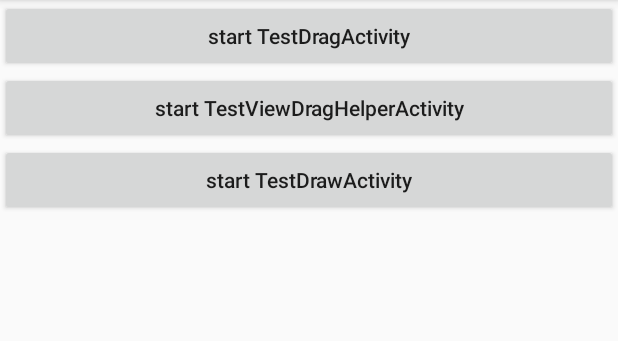
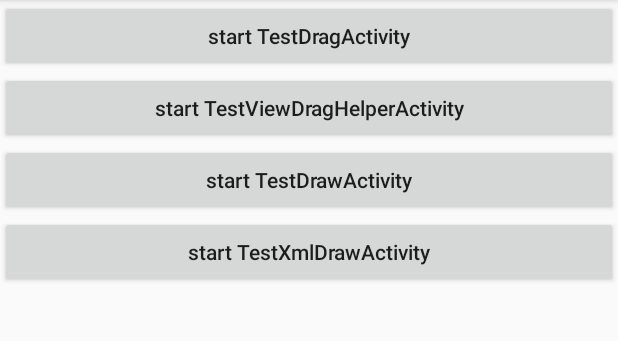
Before and after one commit to Joshua-Lu/MyStudyApp, an Android app: the screen it shows after launch (MainActivity), on a phone screen of 412 x 824 dp, the part 84-425 px from its top. Run offline under Robolectric (Android 15) with nearby library versions, the phone set to English and light mode, and no system bars.

Commit message:
新增shape_test.xml，测试shape各属性的使用

```diff
--- a/app/src/main/java/com/joshua/myapplication/MainActivity.java
+++ b/app/src/main/java/com/joshua/myapplication/MainActivity.java
@@ -12,6 +12,7 @@ public class MainActivity extends AppCompatActivity {
     Button btn_test_drag;
     Button btn_test_viewDragHelper;
     Button btn_test_draw;
+    Button btn_test_xmldraw;
     @Override
     protected void onCreate(Bundle savedInstanceState) {
         super.onCreate(savedInstanceState);
@@ -40,6 +41,14 @@ public class MainActivity extends AppCompatActivity {
                 startTestActivity(TestDrawActivity.class);
             }
         });
+
+        btn_test_xmldraw = findViewById(R.id.btn_test_xmldraw);
+        btn_test_xmldraw.setOnClickListener(new View.OnClickListener() {
+            @Override
+            public void onClick(View v) {
+                startTestActivity(TestXmlDrawActivity.class);
+            }
+        });
     }
 
     private void startTestActivity(Class<?> cls) {
--- a/app/src/main/res/layout/activity_main.xml
+++ b/app/src/main/res/layout/activity_main.xml
@@ -24,4 +24,10 @@
         android:layout_height="wrap_content"
         android:text="@string/start_testdrawactivity" />
 
+    <Button
+        android:id="@+id/btn_test_xmldraw"
+        android:layout_width="match_parent"
+        android:layout_height="wrap_content"
+        android:text="@string/start_testxmldrawactivity" />
+
 </LinearLayout>
--- a/app/src/main/res/values/strings.xml
+++ b/app/src/main/res/values/strings.xml
@@ -5,4 +5,5 @@
     <string name="start_testdragactivity">start TestDragActivity</string>
     <string name="start_testviewdraghelperactivity">start TestViewDragHelperActivity</string>
     <string name="start_testdrawactivity">start TestDrawActivity</string>
+    <string name="start_testxmldrawactivity">start TestXmlDrawActivity</string>
 </resources>
```
Also changed, not shown: app/src/main/AndroidManifest.xml (+7 -0 lines), app/src/main/java/com/joshua/myapplication/TestXmlDrawActivity.java (added, +14 -0 lines), app/src/main/res/drawable/shape_test.xml (added, +42 -0 lines), app/src/main/res/layout/activity_test_xml_draw.xml (added, +23 -0 lines).
